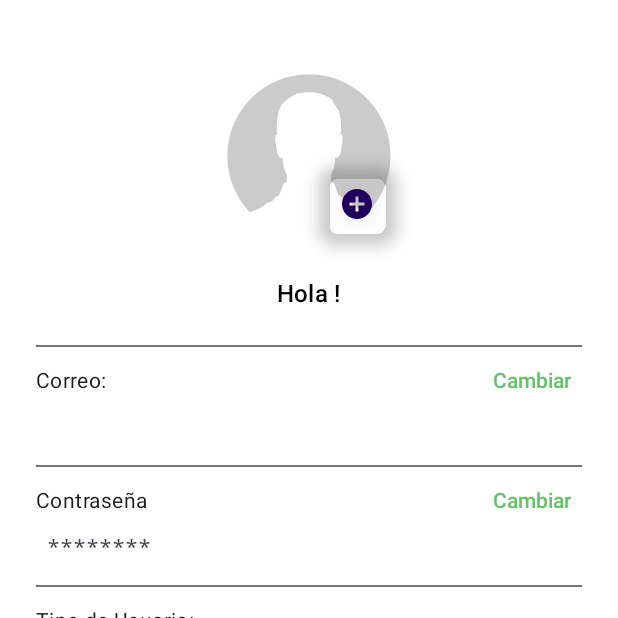
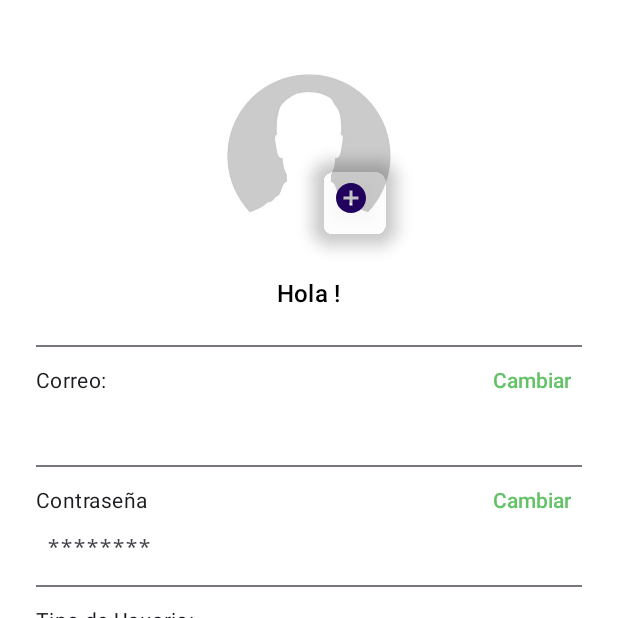
Before and after one commit to AxellSC/GreenLeaf-V1.0.0, an Android app: the PerfilActivity screen opened directly, with no data from a screen before it, on a phone screen of 412 x 824 dp, the top half of it. Run offline under Robolectric (Android 15) with nearby library versions, the phone set to English and light mode, and no system bars; our stand-ins replace Firebase (no records; nobody signed in at launch, a user with empty details on screens opened directly).

Commit message:
se agregó la barra de navegacion a Perfil

```diff
--- a/app/src/main/res/layout/activity_perfil.xml
+++ b/app/src/main/res/layout/activity_perfil.xml
@@ -1,12 +1,20 @@
 <?xml version="1.0" encoding="utf-8"?>
-<androidx.core.widget.NestedScrollView xmlns:android="http://schemas.android.com/apk/res/android"
+<androidx.constraintlayout.widget.ConstraintLayout xmlns:android="http://schemas.android.com/apk/res/android"
     xmlns:app="http://schemas.android.com/apk/res-auto"
+    xmlns:tools="http://schemas.android.com/tools"
     android:layout_width="match_parent"
     android:layout_height="match_parent"
-    xmlns:tools="http://schemas.android.com/tools"
+    android:background="@color/white">
+
+    <!-- Contenido desplazable -->
+    <androidx.core.widget.NestedScrollView
+        android:layout_width="match_parent"
+        android:layout_height="0dp"
         android:padding="24dp"
-    android:background="@color/white"
-    tools:context="com.example.greenleaf_v100.view.PerfilActivity">
+        app:layout_constraintTop_toTopOf="parent"
+        app:layout_constraintBottom_toTopOf="@id/barraAdmin"
+        app:layout_constraintStart_toStartOf="parent"
+        app:layout_constraintEnd_toEndOf="parent">
 
         <androidx.constraintlayout.widget.ConstraintLayout
             android:layout_width="match_parent"
@@ -29,15 +37,13 @@
             <!-- FAB para editar foto -->
             <com.google.android.material.floatingactionbutton.FloatingActionButton
                 android:id="@+id/fabEditPhoto"
-            android:layout_width="wrap_content"
-            android:layout_height="wrap_content"
+                android:layout_width="60dp"
+                android:layout_height="60dp"
                 android:layout_margin="4dp"
                 android:backgroundTint="@android:color/transparent"
                 android:src="@drawable/boton_add_24"
+                android:padding="0dp"
                 app:useCompatPadding="false"
-            android:padding="0dp"
-            app:customSize="60dp"
-            app:fabSize="auto"
                 app:layout_constraintBottom_toBottomOf="@id/ivProfile"
                 app:layout_constraintEnd_toEndOf="@id/ivProfile"
                 tools:ignore="TouchTargetSizeCheck"
@@ -55,7 +61,6 @@
                 app:layout_constraintEnd_toEndOf="parent"
                 android:layout_marginTop="16dp"
                 android:textColor="@color/black"/>
-
 
             <View
                 android:id="@+id/dividerEmail"
@@ -90,7 +95,6 @@
                 android:layout_marginStart="7dp"
                 android:layout_marginTop="12dp"
                 android:textColorLink="@color/verde_principal"/>
-
 
             <TextView
                 android:id="@+id/btnEditEmail"
@@ -129,7 +133,6 @@
                 app:layout_constraintStart_toStartOf="parent"
                 android:layout_marginTop="12dp"/>
 
-
             <TextView
                 android:id="@+id/tvPassword"
                 android:layout_width="0dp"
@@ -140,7 +143,6 @@
                 app:layout_constraintTop_toBottomOf="@id/labelPassword"
                 android:layout_marginStart="7dp"
                 android:layout_marginTop="12dp"/>
-
 
             <TextView
                 android:id="@+id/btnEditPwd"
@@ -156,7 +158,6 @@
                 app:layout_constraintBaseline_toBaselineOf="@id/labelPassword"
                 app:layout_constraintBottom_toTopOf="@id/tvPassword"
                 app:layout_constraintEnd_toEndOf="parent" />
-
 
             <View
                 android:id="@+id/dividerRole"
@@ -199,7 +200,6 @@
                 app:layout_constraintEnd_toEndOf="parent"
                 android:layout_marginTop="24dp" />
 
-
             <com.google.android.material.button.MaterialButton
                 android:id="@+id/btnLogout"
                 style="@style/Widget.Material3.Button.OutlinedButton"
@@ -210,10 +210,42 @@
                 app:layout_constraintStart_toStartOf="parent"
                 app:layout_constraintEnd_toEndOf="parent"
                 android:layout_marginTop="32dp"
-
                 android:backgroundTint="@color/verde_principal"
-            android:textColor="@color/white"
-            />
+                android:textColor="@color/white"/>
 
         </androidx.constraintlayout.widget.ConstraintLayout>
     </androidx.core.widget.NestedScrollView>
+
+    <!-- Barra de navegación inferior -->
+
+    <com.google.android.material.bottomnavigation.BottomNavigationView
+        android:id="@+id/barraCliente"
+        android:layout_width="match_parent"
+        android:layout_height="wrap_content"
+        android:layout_gravity="bottom"
+        app:itemIconTint="@color/greenA"
+        app:itemRippleColor="@color/greenA"
+        app:itemTextColor="@color/grayText"
+        app:labelVisibilityMode="labeled"
+        app:layout_constraintBottom_toBottomOf="parent"
+        app:menu="@menu/menu_cliente"
+        tools:layout_editor_absoluteX="-4dp"
+        android:visibility="invisible"
+        android:background="@color/white"/>
+
+    <com.google.android.material.bottomnavigation.BottomNavigationView
+        android:id="@+id/barraAdmin"
+        android:layout_width="match_parent"
+        android:layout_height="wrap_content"
+        app:itemIconTint="@color/greenA"
+        app:itemRippleColor="@color/greenA"
+        app:itemTextColor="@color/grayText"
+        app:labelVisibilityMode="labeled"
+        app:layout_constraintBottom_toBottomOf="parent"
+        app:layout_constraintStart_toStartOf="parent"
+        app:layout_constraintEnd_toEndOf="parent"
+        app:menu="@menu/menu_admin"
+        android:visibility="invisible"
+        android:background="@color/white"/>
+
+</androidx.constraintlayout.widget.ConstraintLayout>
```
Also changed, not shown: app/src/main/java/com/example/greenleaf_v100/view/CatalogoActivity.kt (+10 -3 lines), app/src/main/java/com/example/greenleaf_v100/view/PerfilActivity.kt (+75 -0 lines), 1 other file. Lines whose indentation alone changed are shown as unchanged.
